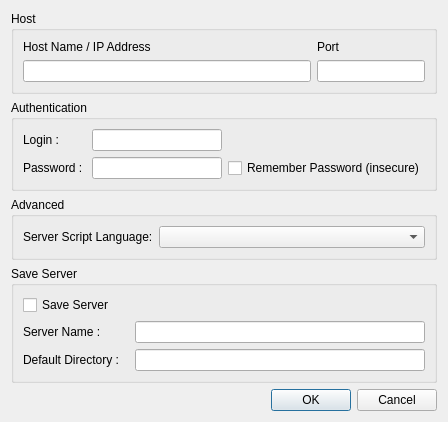
First picture: the form in serverconfigdlg.ui, repository PonyEdit/PonyEdit, before the edit.
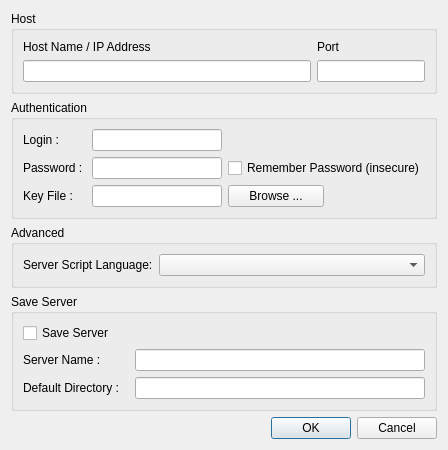
Second picture: the form after the edit.

```diff
--- a/serverconfigdlg.ui
+++ b/serverconfigdlg.ui
@@ -7,7 +7,7 @@
     <x>0</x>
     <y>0</y>
     <width>448</width>
-    <height>374</height>
+    <height>400</height>
    </rect>
   </property>
   <property name="windowTitle">
@@ -92,13 +92,30 @@
         </property>
        </widget>
       </item>
-      <item row="1" column="2">
+      <item row="1" column="2" colspan="2">
        <widget class="QCheckBox" name="savePassword">
         <property name="text">
          <string>Remember Password (insecure)</string>
         </property>
        </widget>
       </item>
+      <item row="2" column="0">
+       <widget class="QLabel" name="label_8">
+        <property name="text">
+         <string>Key File :</string>
+        </property>
+       </widget>
+      </item>
+      <item row="2" column="2">
+       <widget class="QPushButton" name="keyFileBrowse">
+        <property name="text">
+         <string>Browse ...</string>
+        </property>
+       </widget>
+      </item>
+      <item row="2" column="1">
+       <widget class="QLineEdit" name="keyFile"/>
+      </item>
      </layout>
     </widget>
    </item>
```
